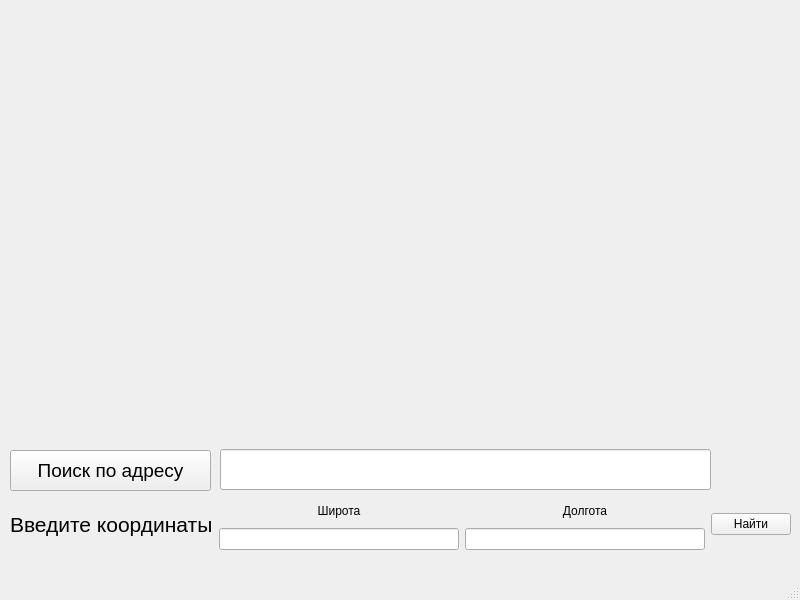
This is mapsUI.ui in zaburskiyA/maps-api-yandex as Qt 5 draws it before an edit. The edited form follows.
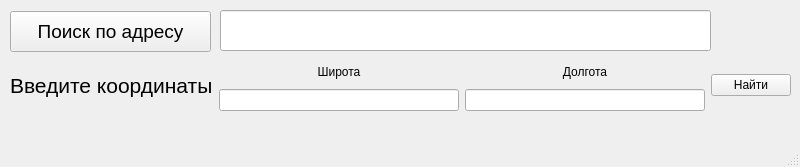
This is the edited form.

```diff
--- a/mapsUI.ui
+++ b/mapsUI.ui
@@ -7,7 +7,7 @@
     <x>0</x>
     <y>0</y>
     <width>800</width>
-    <height>600</height>
+    <height>167</height>
    </rect>
   </property>
   <property name="windowTitle">
@@ -18,7 +18,7 @@
     <property name="geometry">
      <rect>
       <x>10</x>
-      <y>499</y>
+      <y>60</y>
       <width>781</width>
       <height>51</height>
      </rect>
@@ -75,24 +75,11 @@
      </item>
     </layout>
    </widget>
-   <widget class="QLabel" name="label_4">
-    <property name="geometry">
-     <rect>
-      <x>175</x>
-      <y>20</y>
-      <width>450</width>
-      <height>381</height>
-     </rect>
-    </property>
-    <property name="text">
-     <string/>
-    </property>
-   </widget>
    <widget class="QLineEdit" name="lineEdit_3">
     <property name="geometry">
      <rect>
       <x>220</x>
-      <y>449</y>
+      <y>10</y>
       <width>491</width>
       <height>41</height>
      </rect>
@@ -107,7 +94,7 @@
     <property name="geometry">
      <rect>
       <x>10</x>
-      <y>450</y>
+      <y>11</y>
       <width>201</width>
       <height>41</height>
      </rect>
```
